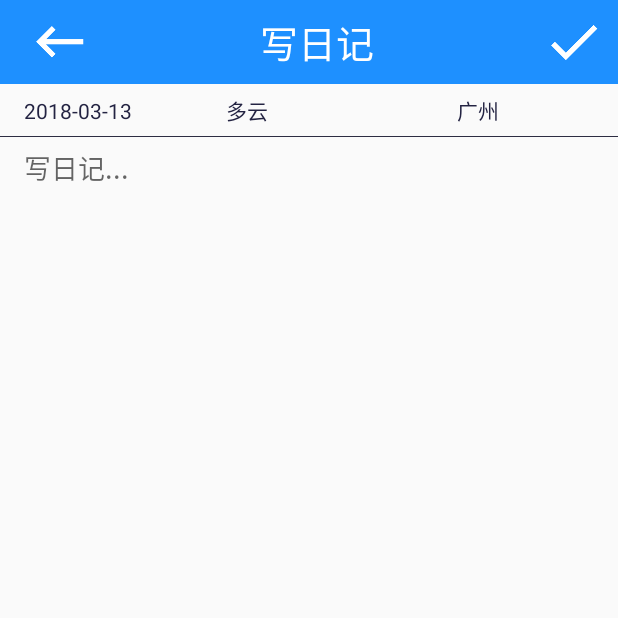
After one commit to zhangkx5/Multifunction-Calendar, an Android app: the DiaryEditActivity screen opened directly, with no data from a screen before it, on a phone screen of 412 x 824 dp, the top half of it. The commit adds this screen. Run offline under Robolectric (Android 15) with nearby library versions, the phone set to English and light mode, and no system bars; 1 statement that could not run was skipped.

Commit message:
在Sqlite4数据库中添加日记的表，初步实现日记的新建、修改、删除、列表查看

```diff
--- a/app/src/main/AndroidManifest.xml
+++ b/app/src/main/AndroidManifest.xml
@@ -7,6 +7,7 @@
     <uses-permission android:name="android.permission.CHANGE_WIFI_STATE" />
     <uses-permission android:name="android.permission.ACCESS_FINE_LOCATION"/>
     <uses-permission android:name="android.permission.ACCESS_COARSE_LOCATION"/>
+
     <application
         android:allowBackup="true"
         android:icon="@mipmap/ic_launcher"
@@ -36,6 +37,8 @@
         <activity android:name=".ScheduleActivity"/>
         <activity android:name=".TaskActivity"/>
         <activity android:name=".DiaryActivity"/>
+        <activity android:name=".DiaryEditActivity"
+            android:theme="@style/AppTheme.NoActionBar"/>
         <activity android:name=".WeatherActivity"/>
     </application>
 
--- a/app/src/main/java/com/example/kaixin/mycalendar/AnniversaryEditActivity.java
+++ b/app/src/main/java/com/example/kaixin/mycalendar/AnniversaryEditActivity.java
@@ -22,7 +22,7 @@ import java.text.SimpleDateFormat;
  * Created by kaixin on 2018/2/5.
  */
 
-public class AnniversaryEditActivity  extends AppCompatActivity {
+public class AnniversaryEditActivity extends AppCompatActivity {
 
     private ImageButton ib_back;
     private ImageButton ib_save;
--- /dev/null
+++ b/app/src/main/java/com/example/kaixin/mycalendar/DiaryEditActivity.java
@@ -0,0 +1,200 @@
+package com.example.kaixin.mycalendar;
+
+import android.content.ContentValues;
+import android.content.Intent;
+import android.content.pm.PackageManager;
+import android.database.sqlite.SQLiteDatabase;
+import android.os.Bundle;
+import android.os.Handler;
+import android.os.Message;
+import android.support.v7.app.AppCompatActivity;
+import android.text.TextUtils;
+import android.view.View;
+import android.widget.EditText;
+import android.widget.ImageButton;
+import android.widget.TextView;
+import android.widget.Toast;
+
+import java.text.SimpleDateFormat;
+import java.util.ArrayList;
+import java.util.Date;
+
+/**
+ * Created by kaixin on 2018/3/9.
+ */
+
+public class DiaryEditActivity extends AppCompatActivity {
+
+    private MyDatabaseHelper myDatabaseHelper;
+    private ImageButton ib_back, ib_save, ib_edit;
+    private TextView title, date, weather, address, content_tv;
+    private EditText content_et;
+    private Intent intent;
+    private Diary diary;
+    private String strDate, strWea, strAdd, strContent;
+    private ArrayList<String> response;
+    private final int UPDATE_CONTENT = 0;
+    private Handler handler = new Handler() {
+        public void handleMessage(Message msg) {
+            switch (msg.what) {
+                case UPDATE_CONTENT:
+                    response = (ArrayList<String>)msg.obj;
+                    String result = response.get(0);
+                    if ("查询结果为空".equals(result)) {
+                        strWea = "多云";
+                    } else if ("发现错误：免费用户不能使用高速访问。http://www.webxml.com.cn/".equals(result)){
+                        strWea = "多云";
+                    } else if ("发现错误：免费用户 24 小时内访问超过规定数量。http://www.webxml.com.cn/".equals(result)) {
+                        strWea = "多云";
+                    } else {
+                        if (response.size() > 28) {
+                            strWea = response.get(7).substring(response.get(7).indexOf(" ")+1, response.get(7).length());
+                        } else {
+                            strWea = "多云";
+                        }
+                    }
+                    weather.setText(strWea);
+                    break;
+                default:
+                    break;
+            }
+        }
+    };
+
+    @Override
+    protected void onCreate(Bundle savedInstanceState) {
+        super.onCreate(savedInstanceState);
+        setContentView(R.layout.activity_diary_edit);
+        myDatabaseHelper = new MyDatabaseHelper(this);
+
+        ib_back = (ImageButton)findViewById(R.id.ib_back);
+        ib_save = (ImageButton)findViewById(R.id.ib_save);
+        ib_edit = (ImageButton)findViewById(R.id.ib_edit);
+        title = (TextView)findViewById(R.id.title);
+        date = (TextView)findViewById(R.id.date);
+        weather = (TextView)findViewById(R.id.weather);
+        address = (TextView)findViewById(R.id.address);
+        content_tv = (TextView)findViewById(R.id.diary_content_tv);
+        content_et = (EditText) findViewById(R.id.diary_content_et);
+        showView();
+
+        ib_back.setOnClickListener(new View.OnClickListener() {
+            @Override
+            public void onClick(View view) {
+                DiaryEditActivity.this.finish();
+            }
+        });
+
+        ib_save.setOnClickListener(new View.OnClickListener() {
+            @Override
+            public void onClick(View view) {
+                if (TextUtils.isEmpty(getContent())) {
+                    Toast.makeText(DiaryEditActivity.this, "还没写日记哦...", Toast.LENGTH_SHORT).show();
+                } else if (diary != null){
+                    updateInBD(diary, getContent());
+                    DiaryEditActivity.this.finish();
+                } else {
+                    strDate = getDate();
+                    strAdd = getAddress();
+                    strWea = getWeather();
+                    strContent = getContent();
+                    addInDB(strDate, strAdd, strWea, strContent);
+                    DiaryEditActivity.this.finish();
+                }
+            }
+        });
+
+        ib_edit.setOnClickListener(new View.OnClickListener() {
+            @Override
+            public void onClick(View view) {
+                content_et.setVisibility(View.VISIBLE);
+                content_tv.setVisibility(View.GONE);
+                ib_edit.setVisibility(View.GONE);
+                ib_save.setVisibility(View.VISIBLE);
+                title.setText("编辑日记");
+                content_et.setText(diary.getContent());
+            }
+        });
+    }
+
+    public void addInDB(String date, String address, String weather, String content) {
+        String dy_id = String.valueOf(System.currentTimeMillis());
+        SQLiteDatabase dbWrite = myDatabaseHelper.getWritableDatabase();
+        dbWrite.execSQL(MyDatabaseHelper.DIARY_TABLE_INSERT, new Object[]{dy_id, date, address, weather, content});
+        dbWrite.close();
+        Toast.makeText(DiaryEditActivity.this, dy_id + getContent(), Toast.LENGTH_SHORT).show();
+    }
+
+    public void updateInBD(Diary diary, String content) {
+        String dy_id = diary.getId();
+        SQLiteDatabase dbUpdate = myDatabaseHelper.getWritableDatabase();
+        ContentValues values = new ContentValues();
+        values.put("content", content);
+        dbUpdate.update(MyDatabaseHelper.DIARY_TABLE_NAME, values, "dyid = ?", new String[] {dy_id});
+        dbUpdate.close();
+    }
+    public void showView() {
+        intent = getIntent();
+        diary = (Diary)intent.getSerializableExtra("diary");
+        if (diary != null) {
+            content_et.setVisibility(View.GONE);
+            content_tv.setVisibility(View.VISIBLE);
+            ib_edit.setVisibility(View.VISIBLE);
+            ib_save.setVisibility(View.GONE);
+            title.setText("查看日记");
+            content_tv.setText(diary.getContent());
+            strDate = diary.getDate();
+            strWea = diary.getWeather();
+            strAdd = diary.getAddress();
+        } else {
+            ib_edit.setVisibility(View.GONE);
+            ib_save.setVisibility(View.VISIBLE);
+            SimpleDateFormat simpleDateFormat = new SimpleDateFormat("yyyy-MM-dd");
+            Date curDate = new Date(System.currentTimeMillis());
+            strDate = simpleDateFormat.format(curDate);
+            strWea = "多云";
+            strAdd = "广州";
+            PackageManager pm = getPackageManager();
+            boolean permission = (PackageManager.PERMISSION_GRANTED ==
+                    pm.checkPermission("android.permission.ACCESS_FINE_LOCATION", "com.example.kaixin.mycalendar"));
+            if (permission) {
+                LocationUtils.getCNBylocation(DiaryEditActivity.this);
+                strAdd = LocationUtils.cityName;
+            }
+            if (CheckNetwork.isNetworkAvailable(DiaryEditActivity.this)) {
+                postRequest(strAdd);
+            }
+            content_et.setVisibility(View.VISIBLE);
+            content_tv.setVisibility(View.GONE);
+            title.setText("写日记");
+        }
+        date.setText(strDate);
+        weather.setText(strWea);
+        address.setText(strAdd);
+    }
+
+    private void postRequest(final String request) {
+        new Thread(new Runnable() {
+            @Override
+            public void run() {
+                Message message = new Message();
+                message.what = UPDATE_CONTENT;
+                message.obj = WeatherUtils.postRequest(request);
+                handler.sendMessage(message);
+            }
+        }).start();
+    }
+    public String getDate() {
+        return date.getText().toString();
+    }
+    public String getWeather() {
+        return weather.getText().toString();
+    }
+    public String getAddress() {
+        return address.getText().toString();
+    }
+    public String getContent() {
+        return content_et.getText().toString();
+    }
+
+}
--- a/app/src/main/java/com/example/kaixin/mycalendar/MyDatabaseHelper.java
+++ b/app/src/main/java/com/example/kaixin/mycalendar/MyDatabaseHelper.java
@@ -11,6 +11,8 @@ import android.database.sqlite.SQLiteOpenHelper;
 public class MyDatabaseHelper extends SQLiteOpenHelper {
 
     public static final String DATABASE_NAME = "myCalendar_database";
+
+    //周年纪念
     public static final String ANNIVERSARY_TABLE_NAME = "anniversary_table";
     public static final String ANNIVERSARY_TABLE_CREATE = "create table " + ANNIVERSARY_TABLE_NAME
             + " (id interger primary key,"
@@ -24,6 +26,21 @@ public class MyDatabaseHelper extends SQLiteOpenHelper {
     public static final String ANNIVERSARY_TABLE_SELECT = "select * from " + ANNIVERSARY_TABLE_NAME;
     public static final String ANNIVERSARY_TABLE_DELETE = "delete from " + ANNIVERSARY_TABLE_NAME + " where adid = ?";
 
+    //日记
+    public static final String DIARY_TABLE_NAME = "diary_table";
+    public static final String DIARY_TABLE_CREATE = "create table " + DIARY_TABLE_NAME
+            + " (id interger primary key,"
+            + " dyid TEXT,"
+            + " date TEXT,"
+            + " address TEXT,"
+            + " weather TEXT,"
+            + " content TEXT)";
+    public static final String DIARY_TABLE_DROP = "drop table if exists " + DIARY_TABLE_NAME;
+    public static final String DIARY_TABLE_INSERT = "insert into " + DIARY_TABLE_NAME
+            + "(dyid, date, address, weather, content) values (?, ?, ?, ?, ?)";
+    public static final String DIARY_TABLE_SELECT = "select * from " + DIARY_TABLE_NAME;
+    public static final String DIARY_TABLE_DELETE = "delete from " + DIARY_TABLE_NAME + " where dyid = ?";
+    //账本
     public static final String ACCOUNT_TABLE_NAME = "account_table";
     public static final String ACCOUNT_TABLE_CREAT = "create table " + ACCOUNT_TABLE_NAME
             + "( id interger primary key,"
@@ -40,18 +57,20 @@ public class MyDatabaseHelper extends SQLiteOpenHelper {
     public static final String ACCOUNT_TABLE_DELECT = "delete from " + ACCOUNT_TABLE_NAME + " where acid = ?";
 
     public MyDatabaseHelper(Context context) {
-        super(context, DATABASE_NAME, null, 4);
+        super(context, DATABASE_NAME, null, 6);
     }
     @Override
     public void onCreate(SQLiteDatabase sqLiteDatabase) {
         sqLiteDatabase.execSQL(ANNIVERSARY_TABLE_CREATE);
         sqLiteDatabase.execSQL(ACCOUNT_TABLE_CREAT);
+        sqLiteDatabase.execSQL(DIARY_TABLE_CREATE);
     }
 
     @Override
     public void onUpgrade(SQLiteDatabase sqLiteDatabase, int newVersion, int oldVersion) {
         sqLiteDatabase.execSQL(ANNIVERSARY_TABLE_DROP);
         sqLiteDatabase.execSQL(ACCOUNT_TABLE_DROP);
+        sqLiteDatabase.execSQL(DIARY_TABLE_DROP);
         onCreate(sqLiteDatabase);
     }
 }
--- /dev/null
+++ b/app/src/main/res/layout/activity_diary_edit.xml
@@ -0,0 +1,122 @@
+<?xml version="1.0" encoding="utf-8"?>
+<LinearLayout xmlns:android="http://schemas.android.com/apk/res/android"
+    android:orientation="vertical"
+    android:layout_width="match_parent"
+    android:layout_height="match_parent">
+
+    <android.support.v7.widget.Toolbar
+        android:id="@+id/toolbar"
+        android:layout_width="match_parent"
+        android:layout_height="wrap_content"
+        android:background="@color/colorPrimary">
+
+        <RelativeLayout
+            android:layout_width="match_parent"
+            android:layout_height="wrap_content"
+            android:layout_marginLeft="5dp"
+            android:layout_marginRight="5dp">
+
+            <ImageButton
+                android:id="@+id/ib_back"
+                android:layout_width="wrap_content"
+                android:layout_height="wrap_content"
+                android:background="#00000000"
+                android:src="@mipmap/ic_back"
+                android:layout_alignParentLeft="true"/>
+
+            <TextView
+                android:id="@+id/title"
+                android:layout_width="wrap_content"
+                android:layout_height="wrap_content"
+                android:layout_centerHorizontal="true"
+                android:layout_centerVertical="true"
+                android:text="写日记"
+                android:textSize="25sp"
+                android:textColor="#FFFFFFFF"/>
+            <ImageButton
+                android:id="@+id/ib_save"
+                android:layout_width="wrap_content"
+                android:layout_height="wrap_content"
+                android:background="#00000000"
+                android:src="@mipmap/ic_save"
+                android:layout_alignParentRight="true"/>
+
+            <ImageButton
+                android:id="@+id/ib_edit"
+                android:layout_width="wrap_content"
+                android:layout_height="wrap_content"
+                android:background="#00000000"
+                android:src="@mipmap/ic_write"
+                android:layout_alignParentRight="true"
+                android:visibility="gone"/>
+        </RelativeLayout>
+
+    </android.support.v7.widget.Toolbar>
+
+    <LinearLayout
+        android:layout_width="match_parent"
+        android:layout_height="wrap_content"
+        android:orientation="horizontal"
+        android:paddingLeft="@dimen/activity_horizontal_margin"
+        android:paddingRight="@dimen/activity_horizontal_margin"
+        android:paddingTop="10px">
+
+        <TextView
+            android:id="@+id/date"
+            android:layout_width="wrap_content"
+            android:layout_height="wrap_content"
+            android:text=""
+            android:textAlignment="center"
+            android:textColor="#232342"
+            android:textSize="14sp" />
+
+        <TextView
+            android:id="@+id/weather"
+            android:layout_width="wrap_content"
+            android:layout_height="wrap_content"
+            android:layout_weight="1"
+            android:text=""
+            android:textAlignment="center"
+            android:textColor="#232342"
+            android:textSize="14sp" />
+
+        <TextView
+            android:id="@+id/address"
+            android:layout_width="wrap_content"
+            android:layout_height="wrap_content"
+            android:layout_weight="1"
+            android:text=""
+            android:textAlignment="center"
+            android:textColor="#232342"
+            android:textSize="14sp" />
+    </LinearLayout>
+
+    <ImageView
+        android:layout_width="match_parent"
+        android:layout_height="1px"
+        android:layout_marginTop="10px"
+        android:layout_marginBottom="10px"
+        android:background="#2d2d42"/>
+
+    <EditText
+        android:id="@+id/diary_content_et"
+        android:layout_width="match_parent"
+        android:layout_height="wrap_content"
+        android:layout_weight="1"
+        android:background="@null"
+        android:gravity="top"
+        android:hint="写日记..."
+        android:paddingLeft="@dimen/activity_horizontal_margin"
+        android:paddingRight="@dimen/activity_horizontal_margin"/>
+
+    <TextView
+        android:id="@+id/diary_content_tv"
+        android:layout_width="match_parent"
+        android:layout_height="wrap_content"
+        android:layout_weight="1"
+        android:gravity="top"
+        android:paddingLeft="@dimen/activity_horizontal_margin"
+        android:paddingRight="@dimen/activity_horizontal_margin"
+        android:background="@null"
+        android:visibility="gone"/>
+</LinearLayout>
```
Also changed, not shown: app/src/main/java/com/example/kaixin/mycalendar/Diary.java (added, +40 -0 lines), app/src/main/java/com/example/kaixin/mycalendar/DiaryActivity.java (+101 -0 lines), app/src/main/java/com/example/kaixin/mycalendar/DiaryAdapter.java (added, +71 -0 lines), app/src/main/res/layout/activity_diary.xml (+16 -6 lines), app/src/main/res/layout/list_diary.xml (added, +51 -0 lines), app/src/main/ic_write-web.png (added), app/src/main/res/mipmap-hdpi/ic_write.png (added), app/src/main/res/mipmap-mdpi/ic_write.png (added), app/src/main/res/mipmap-xhdpi/ic_write.png (added), app/src/main/res/mipmap-xxhdpi/ic_write.png (added), app/src/main/res/mipmap-xxxhdpi/ic_write.png (added).
